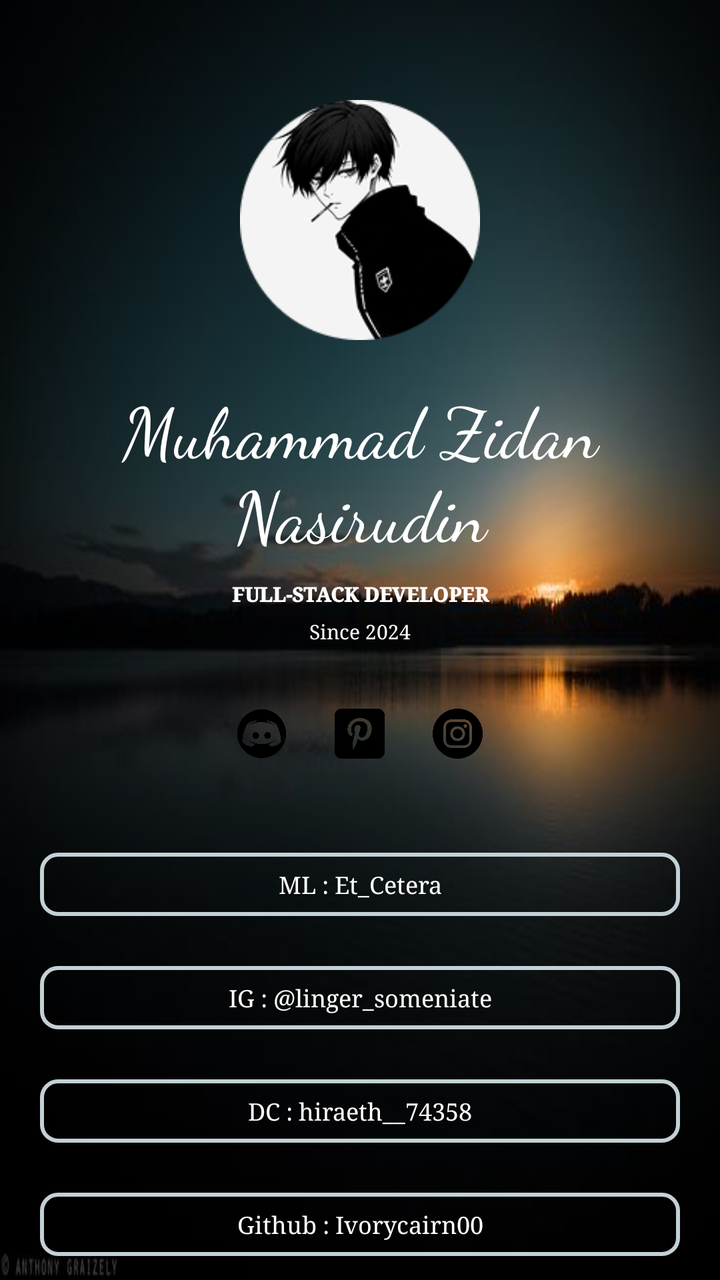
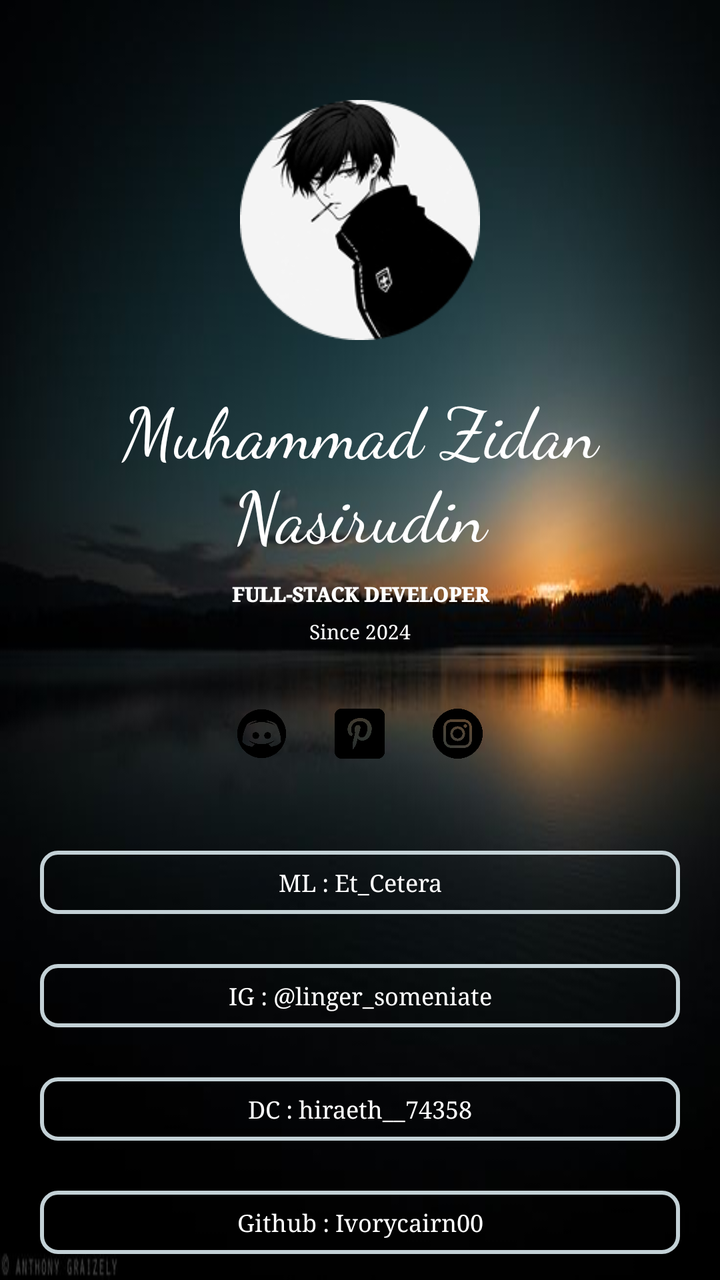

Two renders of the same Android screen: before a commit and after it. Below are the layout's source before the change and the commit's diff.
<!-- AndroidManifest.xml: application theme Theme.Praktikum1 -->
<!-- res/layout/activity_main.xml -->
<?xml version="1.0" encoding="utf-8"?>
<RelativeLayout xmlns:tools="http://schemas.android.com/tools"
    xmlns:android="http://schemas.android.com/apk/res/android"
    android:id="@+id/main"
    android:layout_width="match_parent"
    android:layout_height="match_parent"
    android:background="@drawable/twiligt"
    tools:context=".MainActivity">

    <LinearLayout
        android:layout_width="match_parent"
        android:layout_height="wrap_content"
        android:gravity="center"
        android:orientation="vertical">

        <ImageView
            android:layout_width="120dp"
            android:layout_height="120dp"
            android:layout_marginTop="50dp"
            android:src="@drawable/rin" />

        <TextView
            android:layout_width="match_parent"
            android:layout_height="wrap_content"
            android:layout_marginTop="20dp"
            android:fontFamily="cursive"
            android:text="Muhammad Zidan Nasirudin"
            android:textAlignment="center"
            android:textColor="@color/white"
            android:textSize="35sp" />

        <TextView
            android:layout_width="match_parent"
            android:layout_height="wrap_content"
            android:layout_marginTop="10dp"
            android:fontFamily="serif"
            android:text="FULL-STACK DEVELOPER"
            android:textAlignment="center"
            android:textColor="@color/white"
            android:textFontWeight="900"
            android:textSize="10sp" />
        <TextView
            android:layout_width="match_parent"
            android:layout_height="wrap_content"
            android:layout_marginTop="5dp"
            android:text="Since 2024"
            android:textAlignment="center"
            android:fontFamily="serif"
            android:textColor="@color/white"
            android:textSize="10sp" />

        <LinearLayout
            android:layout_width="match_parent"
            android:layout_height="wrap_content"
            android:orientation="horizontal"
            android:layout_marginTop="20dp"
            android:layout_marginBottom="25dp"
            android:gravity="center">


            <ImageView
                android:layout_width="25dp"
                android:layout_height="25dp"
                android:layout_margin="12dp"
                android:src="@drawable/discord"/>
            <ImageView
                android:layout_width="25dp"
                android:layout_height="25dp"
                android:layout_margin="12dp"
                android:src="@drawable/pinterest"/>
            <ImageView
                android:layout_width="25dp"
                android:layout_height="25dp"
                android:layout_margin="12dp"
                android:src="@drawable/instagram"/>

        </LinearLayout>
        <TextView
            android:layout_width="match_parent"
            android:layout_height="wrap_content"
            android:layout_marginTop="10dp"
            android:layout_marginRight="20dp"
            android:layout_marginLeft="20dp"
            android:fontFamily="serif"
            android:text="ML : Et_Cetera"
            android:textSize="12sp"
            android:textAlignment="center"
            android:background="@drawable/border"
            android:textColor="@color/white"/>

        <TextView
            android:layout_width="match_parent"
            android:layout_height="wrap_content"
            android:layout_marginTop="25dp"
            android:layout_marginRight="20dp"
            android:layout_marginLeft="20dp"
            android:fontFamily="serif"
            android:text="IG : @linger_someniate"
            android:textSize="12sp"
            android:textAlignment="center"
            android:background="@drawable/border"
            android:textColor="@color/white"/>
        <TextView
            android:layout_width="match_parent"
            android:layout_height="wrap_content"
            android:layout_marginTop="25dp"
            android:layout_marginRight="20dp"
            android:layout_marginLeft="20dp"
            android:fontFamily="serif"
            android:text="DC : hiraeth__74358"
            android:textSize="12sp"
            android:textAlignment="center"
            android:background="@drawable/border"
            android:textColor="@color/white"/>
        <TextView
            android:layout_width="match_parent"
            android:layout_height="wrap_content"
            android:layout_marginTop="25dp"
            android:layout_marginRight="20dp"
            android:layout_marginLeft="20dp"
            android:fontFamily="serif"
            android:text="Github : Ivorycairn00"
            android:textSize="12sp"
            android:textAlignment="center"
            android:background="@drawable/border"
            android:textColor="@color/white"/>


    </LinearLayout>


</RelativeLayout>
<!-- resources referenced by this layout -->
<resources>
  <color name="white">#FFFFFFFF</color>
  <!-- drawable border (drawable) -->
  <?xml version="1.0" encoding="utf-8"?>
  <shape xmlns:android="http://schemas.android.com/apk/res/android" android:shape="rectangle">
      <solid android:color="@android:color/transparent"/>
  
      <stroke
          android:width="2dp"
          android:color="@color/abu"/>
  
      <corners
          android:radius="8dp"/>
  
      <padding
          android:left="12dp"
          android:right="12dp"
          android:top="8dp"
          android:bottom="8dp"/>
  </shape>
  <!-- drawable discord: png bitmap (drawable, 17769 bytes) -->
  <!-- drawable instagram: png bitmap (drawable, 19107 bytes) -->
  <!-- drawable pinterest: png bitmap (drawable, 12791 bytes) -->
  <!-- drawable rin: png bitmap (drawable, 12933 bytes) -->
  <!-- drawable twiligt: jpg bitmap (drawable, 17099 bytes) -->
  <style name="Theme.Praktikum1" parent="Base.Theme.Praktikum1" />
  <color name="abu">#c3d1d6</color>
  <style name="Base.Theme.Praktikum1" parent="Theme.Material3.DayNight.NoActionBar">
          
          
      </style>
</resources>

<!-- the commit's change to res/layout/activity_main.xml (unified diff, before → after) -->
@@ -78,7 +78,7 @@
         <TextView
             android:layout_width="match_parent"
             android:layout_height="wrap_content"
-            android:layout_marginTop="10dp"
+            android:layout_marginTop="9dp"
             android:layout_marginRight="20dp"
             android:layout_marginLeft="20dp"
             android:fontFamily="serif"
